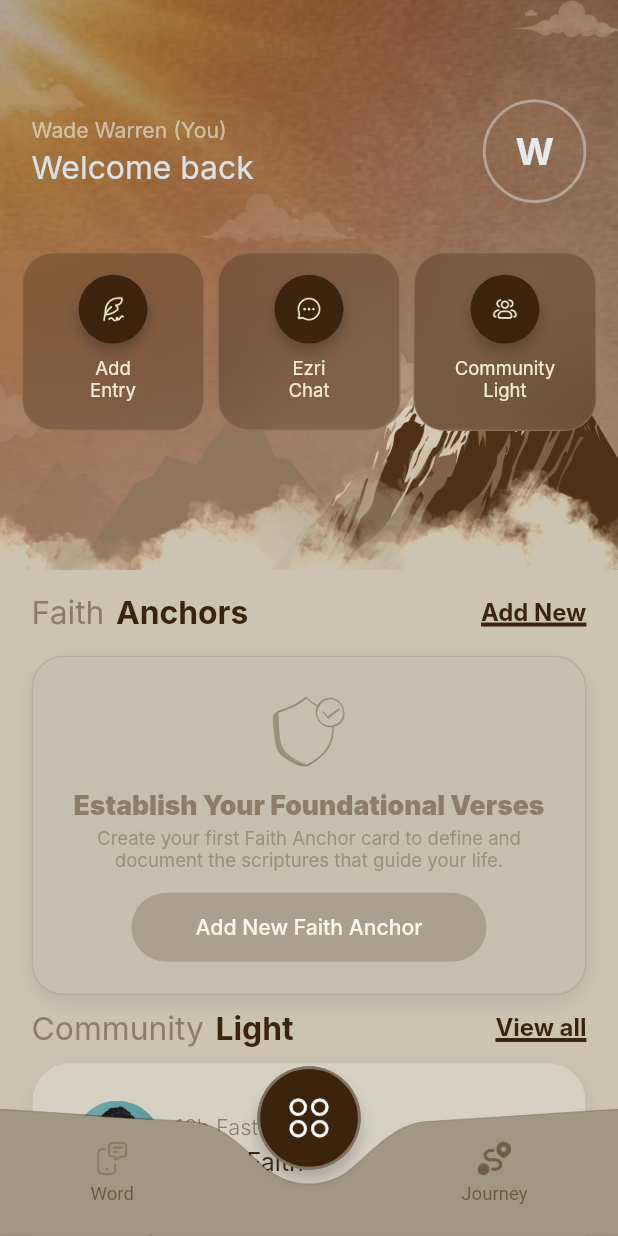
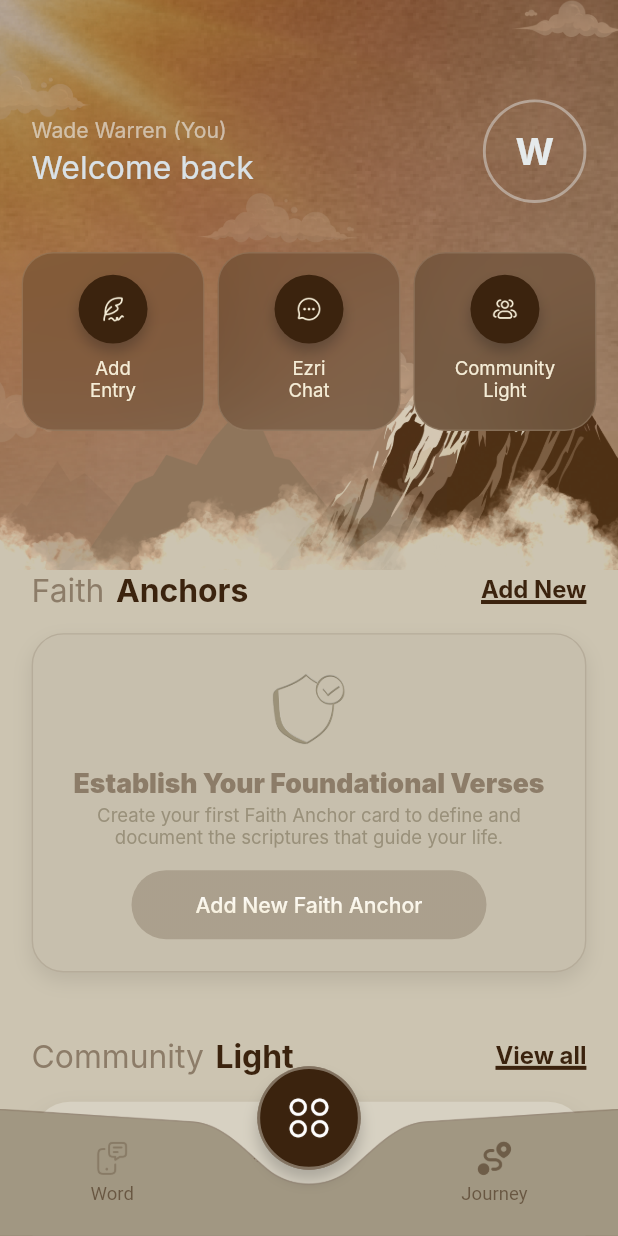
Before and after one commit to KaziAsif406/Ezri_Religional_Faith_App, a Flutter app: the screen it shows after launch, on a phone screen of 412 x 824 dp. Run offline on Flutter 3.47's test engine with Material 3 defaults, Android fonts, the phone set to English and light mode, and no system bars; drawn by our look-alikes of auto_animated; our stand-ins replace cached_network_image, dio, flutter_screenutil, get, get_it, get_storage and 2 more; missing offline and left inert: dotlottie_loader.

Commit message:
Home Screen Spacing Fixed

```diff
--- a/lib/features/community/presentation/widget/community_swipe_card_deck.dart
+++ b/lib/features/community/presentation/widget/community_swipe_card_deck.dart
@@ -30,7 +30,7 @@ class _CommunitySwipeCardDeckState extends State<CommunitySwipeCardDeck> {
   Widget build(BuildContext context) {
     return Column(
       children: <Widget>[
-        UIHelper.verticalSpace(15.h),
+        UIHelper.verticalSpace(30.h),
         StackedSwipeDeck<_EncouragementStackItem>(
           items: _initialCards,
           keyBuilder: (_EncouragementStackItem item) => item.id,
@@ -73,6 +73,7 @@ class _CommunitySwipeCardDeckState extends State<CommunitySwipeCardDeck> {
             );
           },
         ),
+        UIHelper.verticalSpace(30.h),
       ],
     );
   }
--- a/lib/features/faith_anchors/presentation/widget/faith_anchor_card.dart
+++ b/lib/features/faith_anchors/presentation/widget/faith_anchor_card.dart
@@ -40,7 +40,9 @@ class FaithAnchorCard extends StatelessWidget {
             textAlign: TextAlign.center,
             maxLines: 3,
             overflow: TextOverflow.ellipsis,
-            style: TextFontStyle.textStyle16c3B230EHelveticaNeue400,
+            style: TextFontStyle.textStyle16c3B230EHelveticaNeue400.copyWith(
+              color: AppColors.allsecondaryColor.withValues(alpha: 0.62),
+            ),
           ),
           SizedBox(height: 8.h),
           Row(
--- a/lib/features/faith_anchors/presentation/widget/faith_anchor_swipe_card_deck.dart
+++ b/lib/features/faith_anchors/presentation/widget/faith_anchor_swipe_card_deck.dart
@@ -4,6 +4,7 @@ import 'package:template_flutter/common_widgets/custom_section_card.dart';
 import 'package:template_flutter/common_widgets/stacked_cards.dart';
 import 'package:template_flutter/helpers/all_routes.dart';
 import 'package:template_flutter/helpers/navigation_service.dart';
+import 'package:template_flutter/helpers/ui_helpers.dart';
 
 import '../../../../gen/colors.gen.dart';
 import 'faith_anchor_card.dart';
@@ -27,7 +28,9 @@ class FaithAnchorSwipeCardDeck extends StatelessWidget {
             );
           },
           emptyBuilder: (BuildContext context, VoidCallback resetDeck) {
-            return HomeSectionCard(
+            return Column(
+              children: [
+                HomeSectionCard(
                   backgroundColor: AppColors.cC7BFAD,
                   imagePath: 'assets/icons/Security_Empty.png',
                   title: 'Establish Your Foundational Verses',
@@ -42,6 +45,9 @@ class FaithAnchorSwipeCardDeck extends StatelessWidget {
                   onButtonTap: () {
                     NavigationService.navigateTo(Routes.addFaithAnchor);
                   },
+                ),
+                UIHelper.verticalSpace(28.h),
+              ],
             );
           },
           maxVisibleCards: 3,
--- a/lib/features/home/presentation/home.dart
+++ b/lib/features/home/presentation/home.dart
@@ -121,7 +121,7 @@ class _HomeScreenState extends State<HomeScreen> {
               ],
             ),
             Padding(
-              padding: EdgeInsets.fromLTRB(22.w, 17.h, 22.w, 35.h),
+              padding: EdgeInsets.fromLTRB(22.w, 0.h, 22.w, 35.h),
               child: Column(
                 crossAxisAlignment: CrossAxisAlignment.start,
                 children: [
@@ -135,7 +135,7 @@ class _HomeScreenState extends State<HomeScreen> {
                   ),
                   SizedBox(height: 18.h),
                   const FaithAnchorSwipeCardDeck(),
-                  SizedBox(height: 10.h),
+                  SizedBox(height: 20.h),
                   HomeSectionHeader(
                     titlePrefix: 'Community',
                     titleHighlight: 'Light',
@@ -144,9 +144,9 @@ class _HomeScreenState extends State<HomeScreen> {
                       NavigationService.navigateTo(Routes.communityScreen);
                     },
                   ),
-                  SizedBox(height: 12.h),
+                  SizedBox(height: 5.h),
                   const CommunitySwipeCardDeck(),
-                  SizedBox(height: 68.h),
+                  SizedBox(height: 48.h),
                   HomeSectionHeader(
                     titlePrefix: 'Sacred',
                     titleHighlight: 'Entries',
```
Lines whose indentation alone changed are shown as unchanged.
